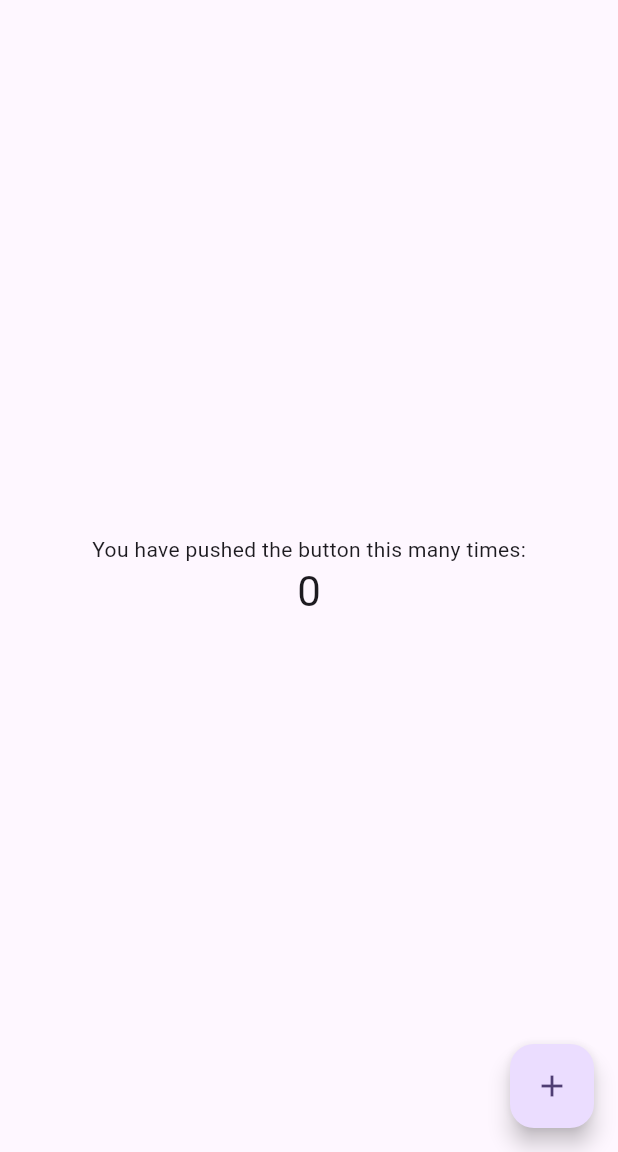
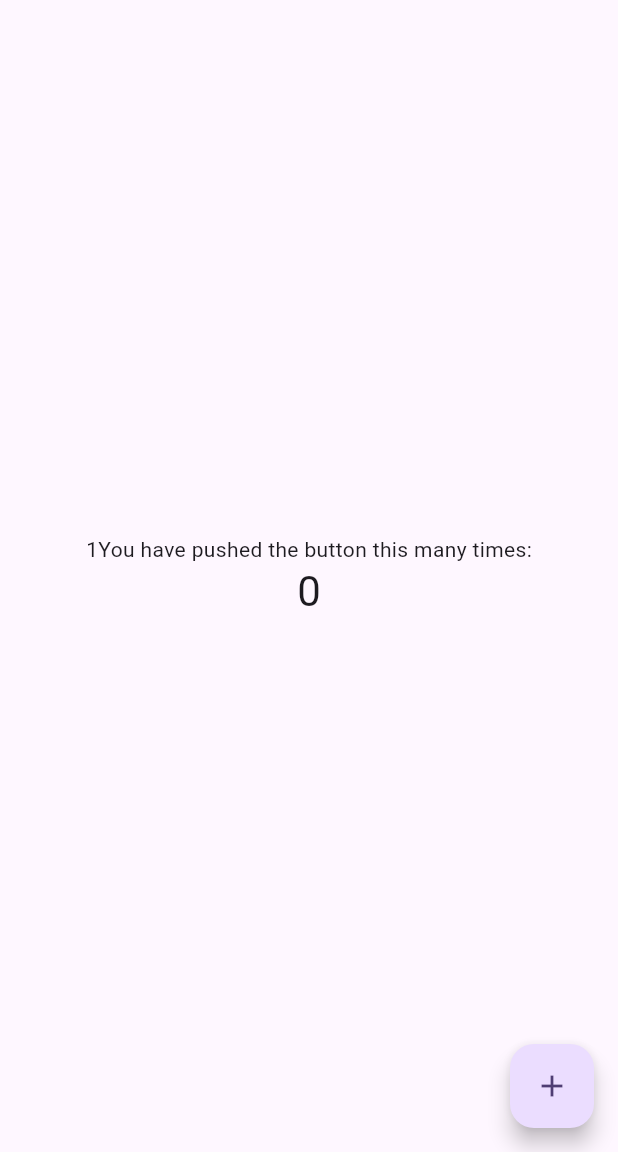
Before and after one commit to could-ai/0196b461-3be1-79c3-bab4-1abcaee8e945, a Flutter app: the screen it shows after launch, on a phone screen of 412 x 824 dp, the part 84-1236 px from its top. Run offline on Flutter 3.47's test engine with Material 3 defaults, Android fonts, the phone set to English and light mode, and no system bars.

Commit message:
Update file: lib/main.dart

```diff
--- a/usr/lib/main.dart
+++ b/usr/lib/main.dart
@@ -105,7 +105,7 @@ class _MyHomePageState extends State<MyHomePage> {
           // wireframe for each widget.
           mainAxisAlignment: MainAxisAlignment.center,
           children: <Widget>[
-            const Text('You have pushed the button this many times:'),
+            const Text('1You have pushed the button this many times:'),
             Text('$_counter', style: Theme.of(context).textTheme.headlineMedium),
           ],
         ),
```
